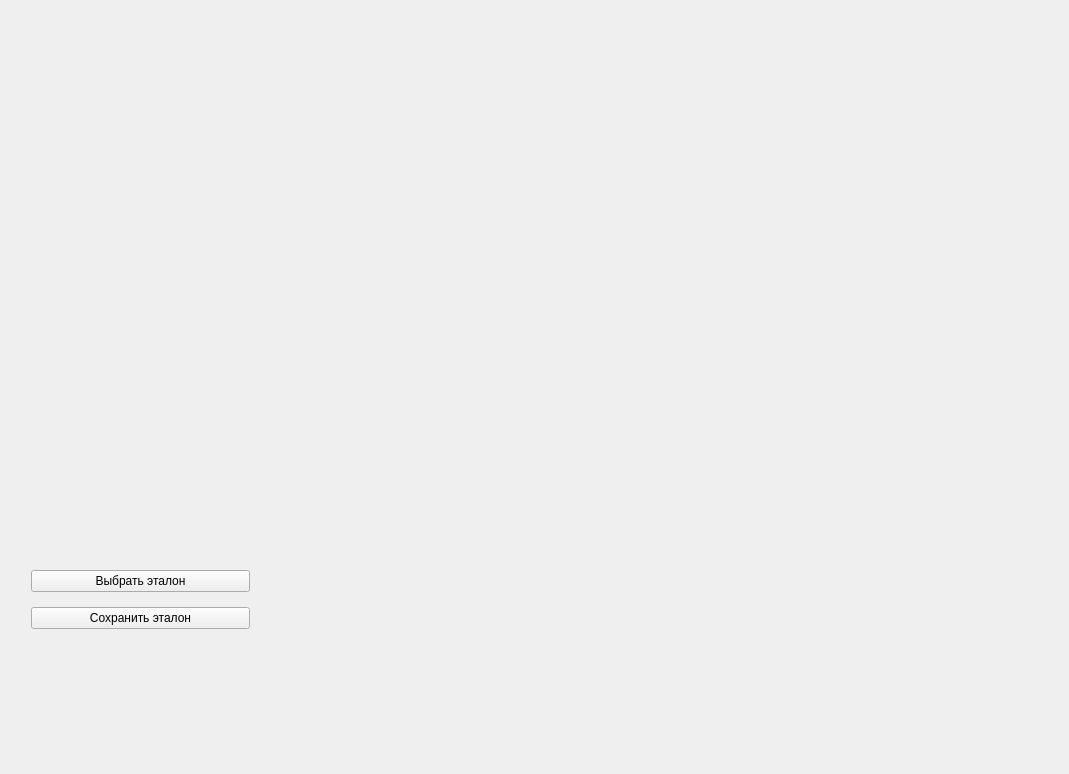
First picture: the form in widget.ui, repository lizatish/Techical_view, before the edit.
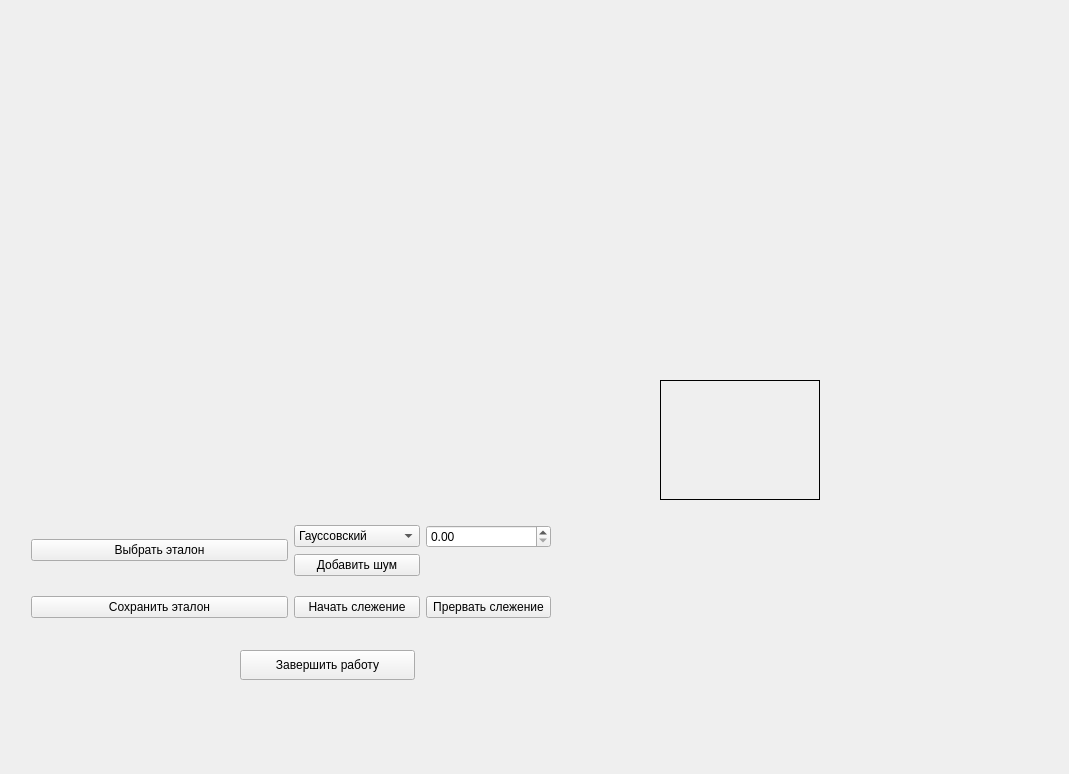
Second picture: the form after the edit. Custom widgets are drawn as their Qt base class.

Diff of the .ui file:
```diff
--- a/widget.ui
+++ b/widget.ui
@@ -13,6 +13,9 @@
   <property name="mouseTracking">
    <bool>false</bool>
   </property>
+  <property name="contextMenuPolicy">
+   <enum>Qt::DefaultContextMenu</enum>
+  </property>
   <property name="windowTitle">
    <string>Widget</string>
   </property>
@@ -21,13 +24,22 @@
     <rect>
      <x>10</x>
      <y>10</y>
-     <width>500</width>
-     <height>500</height>
+     <width>640</width>
+     <height>480</height>
     </rect>
    </property>
+   <property name="sizePolicy">
+    <sizepolicy hsizetype="Preferred" vsizetype="Preferred">
+     <horstretch>0</horstretch>
+     <verstretch>0</verstretch>
+    </sizepolicy>
+   </property>
    <property name="mouseTracking">
     <bool>false</bool>
    </property>
+   <property name="contextMenuPolicy">
+    <enum>Qt::CustomContextMenu</enum>
+   </property>
    <property name="autoFillBackground">
     <bool>false</bool>
    </property>
@@ -36,19 +48,12 @@
    <property name="geometry">
     <rect>
      <x>20</x>
-     <y>550</y>
-     <width>241</width>
-     <height>101</height>
+     <y>500</y>
+     <width>542</width>
+     <height>145</height>
     </rect>
    </property>
    <layout class="QGridLayout" name="gridLayout">
-    <item row="0" column="0">
-     <widget class="QPushButton" name="changeEtalon">
-      <property name="text">
-       <string>Выбрать эталон</string>
-      </property>
-     </widget>
-    </item>
     <item row="1" column="0">
      <widget class="QPushButton" name="saveEtalon">
       <property name="text">
@@ -56,8 +61,102 @@
       </property>
      </widget>
     </item>
+    <item row="0" column="1">
+     <layout class="QGridLayout" name="gridLayout_2">
+      <item row="0" column="0">
+       <widget class="QComboBox" name="noiseType">
+        <item>
+         <property name="text">
+          <string>Гауссовский</string>
+         </property>
+        </item>
+        <item>
+         <property name="text">
+          <string>Импульсный</string>
+         </property>
+        </item>
+        <item>
+         <property name="text">
+          <string>Равномрный</string>
+         </property>
+        </item>
+       </widget>
+      </item>
+      <item row="0" column="1">
+       <widget class="QDoubleSpinBox" name="noiseValue">
+        <property name="maximum">
+         <double>1.000000000000000</double>
+        </property>
+        <property name="singleStep">
+         <double>0.010000000000000</double>
+        </property>
+       </widget>
+      </item>
+      <item row="1" column="0">
+       <widget class="QPushButton" name="pushButton">
+        <property name="text">
+         <string>Добавить шум</string>
+        </property>
+       </widget>
+      </item>
+     </layout>
+    </item>
+    <item row="1" column="1">
+     <layout class="QGridLayout" name="gridLayout_3">
+      <item row="0" column="0">
+       <widget class="QPushButton" name="startTracking">
+        <property name="text">
+         <string>Начать слежение</string>
+        </property>
+       </widget>
+      </item>
+      <item row="0" column="1">
+       <widget class="QPushButton" name="stopTracking">
+        <property name="text">
+         <string>Прервать слежение</string>
+        </property>
+       </widget>
+      </item>
+     </layout>
+    </item>
+    <item row="0" column="0">
+     <widget class="QPushButton" name="changeEtalon">
+      <property name="text">
+       <string>Выбрать эталон</string>
+      </property>
+     </widget>
+    </item>
    </layout>
   </widget>
+  <widget class="QPushButton" name="stopProcess">
+   <property name="geometry">
+    <rect>
+     <x>240</x>
+     <y>650</y>
+     <width>175</width>
+     <height>30</height>
+    </rect>
+   </property>
+   <property name="text">
+    <string>Завершить работу</string>
+   </property>
+  </widget>
+  <widget class="QLabel" name="etalon">
+   <property name="geometry">
+    <rect>
+     <x>660</x>
+     <y>380</y>
+     <width>160</width>
+     <height>120</height>
+    </rect>
+   </property>
+   <property name="frameShape">
+    <enum>QFrame::Box</enum>
+   </property>
+   <property name="text">
+    <string/>
+   </property>
+  </widget>
  </widget>
  <layoutdefault spacing="6" margin="11"/>
  <customwidgets>
```
